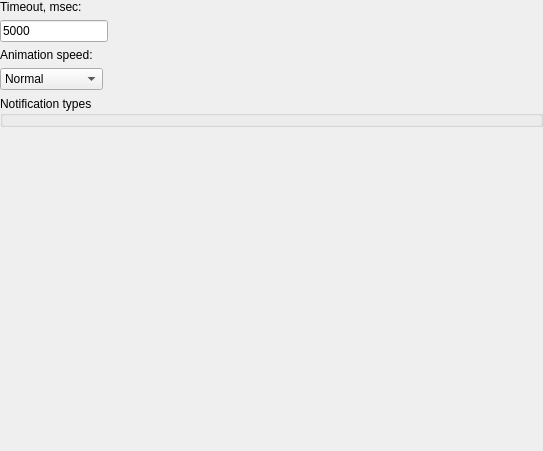
Above: src/corelayers/kineticpopups/settings/notifications.ui from euroelessar/qutim before the change. Below: the same form after it.
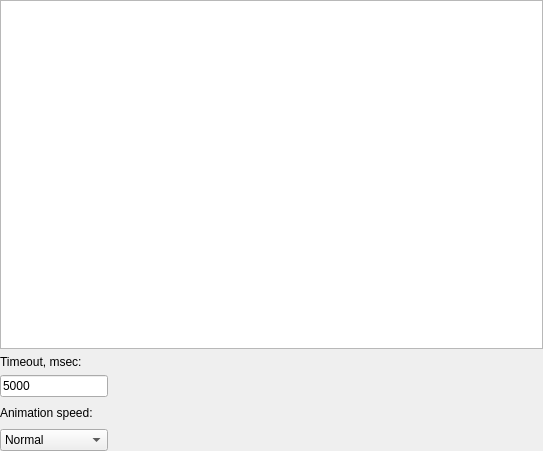
That is the form after the change.

```diff
--- a/src/corelayers/kineticpopups/settings/notifications.ui
+++ b/src/corelayers/kineticpopups/settings/notifications.ui
@@ -13,25 +13,18 @@
   <property name="windowTitle">
    <string>Form</string>
   </property>
-  <layout class="QFormLayout" name="formLayout">
+  <layout class="QGridLayout" name="gridLayout">
    <property name="margin">
     <number>0</number>
    </property>
-   <item row="2" column="0">
+   <item row="1" column="0">
     <widget class="QLabel" name="label_5">
      <property name="text">
       <string>Timeout, msec:</string>
      </property>
     </widget>
    </item>
-   <item row="5" column="0">
-    <widget class="QLabel" name="label_6">
-     <property name="text">
-      <string>Animation speed:</string>
-     </property>
-    </widget>
-   </item>
-   <item row="4" column="0">
+   <item row="2" column="0">
     <widget class="QLineEdit" name="timeout">
      <property name="sizePolicy">
       <sizepolicy hsizetype="Preferred" vsizetype="Fixed">
@@ -44,7 +37,14 @@
      </property>
     </widget>
    </item>
-   <item row="6" column="0">
+   <item row="3" column="0">
+    <widget class="QLabel" name="label_6">
+     <property name="text">
+      <string>Animation speed:</string>
+     </property>
+    </widget>
+   </item>
+   <item row="4" column="0">
     <widget class="QComboBox" name="animationSpeed">
      <property name="currentIndex">
       <number>3</number>
@@ -86,12 +86,31 @@
      </item>
     </widget>
    </item>
-   <item row="7" column="0" colspan="2">
-    <widget class="QGroupBox" name="notificationsBox">
-     <property name="title">
-      <string>Notification types</string>
+   <item row="3" column="1">
+    <spacer name="horizontalSpacer">
+     <property name="orientation">
+      <enum>Qt::Horizontal</enum>
      </property>
-     <property name="flat">
+     <property name="sizeHint" stdset="0">
+      <size>
+       <width>40</width>
+       <height>20</height>
+      </size>
+     </property>
+    </spacer>
+   </item>
+   <item row="0" column="0" colspan="2">
+    <widget class="QTreeView" name="notificationsView">
+     <property name="alternatingRowColors">
+      <bool>true</bool>
+     </property>
+     <property name="iconSize">
+      <size>
+       <width>22</width>
+       <height>22</height>
+      </size>
+     </property>
+     <property name="rootIsDecorated">
       <bool>false</bool>
      </property>
     </widget>
```
